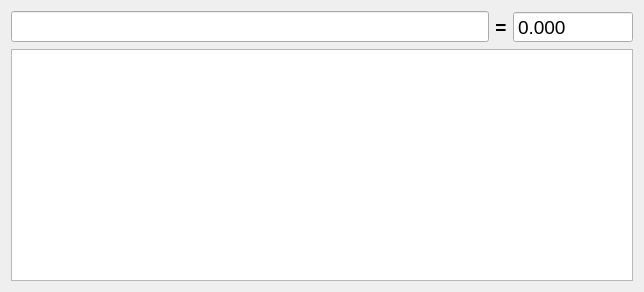
psivitsky/StringMath, file example/interface.ui: the form before one commit.
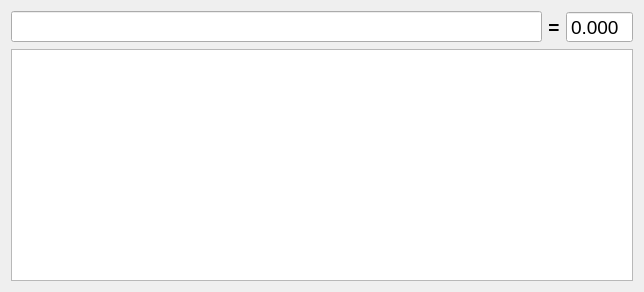
The form after the commit.

```diff
--- a/example/interface.ui
+++ b/example/interface.ui
@@ -62,10 +62,10 @@
         <number>3</number>
        </property>
        <property name="minimum">
-        <double>-2147483647.000000000000000</double>
+        <double>-1.000000000000000</double>
        </property>
        <property name="maximum">
-        <double>2147483647.000000000000000</double>
+        <double>1.000000000000000</double>
        </property>
        <property name="value">
         <double>0.000000000000000</double>
```
